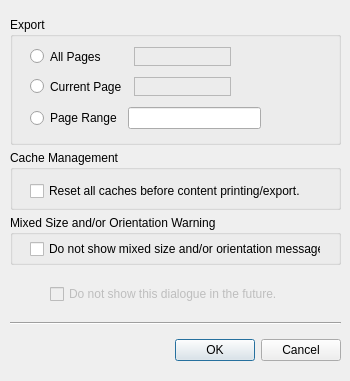
Qt form mainApp/dialogexportpages.ui (trevorsandy/lpub3d-ci) before a commit.
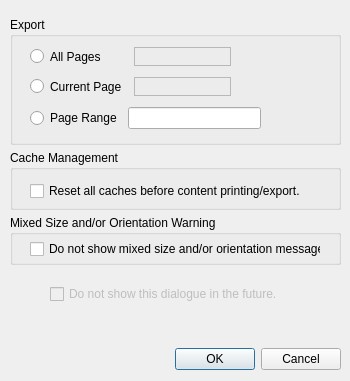
The same form after that commit.

Commit message: Dev - Fix user interface discrepancies

Diff of the .ui file:
```diff
--- a/mainApp/dialogexportpages.ui
+++ b/mainApp/dialogexportpages.ui
@@ -17,7 +17,7 @@
    <property name="geometry">
     <rect>
      <x>10</x>
-     <y>334</y>
+     <y>343</y>
      <width>331</width>
      <height>32</height>
     </rect>
@@ -134,25 +134,6 @@
      </item>
     </layout>
    </widget>
-   <zorder>labelCurrentPage</zorder>
-   <zorder>radioButtonCurrentPage</zorder>
-   <zorder>lineEditPageRange</zorder>
-   <zorder>radioButtonPageRange</zorder>
-   <zorder>labelAllPages</zorder>
-   <zorder>radioButtonAllPages</zorder>
-  </widget>
-  <widget class="Line" name="line">
-   <property name="geometry">
-    <rect>
-     <x>10</x>
-     <y>313</y>
-     <width>331</width>
-     <height>20</height>
-    </rect>
-   </property>
-   <property name="orientation">
-    <enum>Qt::Horizontal</enum>
-   </property>
   </widget>
   <widget class="QGroupBox" name="groupBoxExportCache">
    <property name="geometry">
```
Left out of the diff: 6 changed lines with no effect on the pictures. The commit also changes 4 other files.
